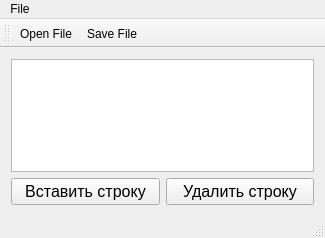
First picture: the form in mainwindow.ui, repository MrKenny61/Task2, before the edit.
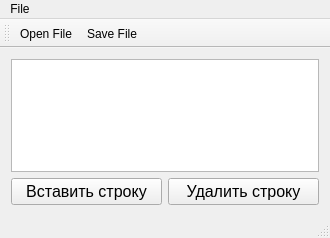
Second picture: the form after the edit.

Diff of the .ui file:
```diff
--- a/mainwindow.ui
+++ b/mainwindow.ui
@@ -6,7 +6,7 @@
    <rect>
     <x>0</x>
     <y>0</y>
-    <width>325</width>
+    <width>330</width>
     <height>238</height>
    </rect>
   </property>
@@ -53,7 +53,7 @@
     <rect>
      <x>0</x>
      <y>0</y>
-     <width>325</width>
+     <width>330</width>
      <height>21</height>
     </rect>
    </property>
```
